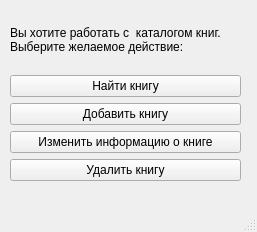
alizalas/QtProject, file My_Project/select_action_for_books.ui: the form before one commit.
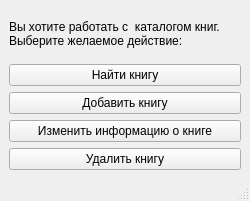
The form after the commit.

What changed in the file:
```diff
--- a/My_Project/select_action_for_books.ui
+++ b/My_Project/select_action_for_books.ui
@@ -6,23 +6,14 @@
    <rect>
     <x>0</x>
     <y>0</y>
-    <width>257</width>
-    <height>232</height>
+    <width>250</width>
+    <height>201</height>
    </rect>
   </property>
   <property name="windowTitle">
    <string>MainWindow</string>
   </property>
   <widget class="QWidget" name="centralwidget">
-   <widget class="QWidget" name="layoutWidget">
-    <property name="geometry">
-     <rect>
-      <x>10</x>
-      <y>10</y>
-      <width>231</width>
-      <height>171</height>
-     </rect>
-    </property>
     <layout class="QVBoxLayout" name="verticalLayout">
      <item>
       <widget class="QLabel" name="label">
@@ -62,13 +53,12 @@
      </item>
     </layout>
    </widget>
-  </widget>
   <widget class="QMenuBar" name="menubar">
    <property name="geometry">
     <rect>
      <x>0</x>
      <y>0</y>
-     <width>257</width>
+     <width>250</width>
      <height>21</height>
     </rect>
    </property>
```
Lines whose indentation alone changed are shown as unchanged.
